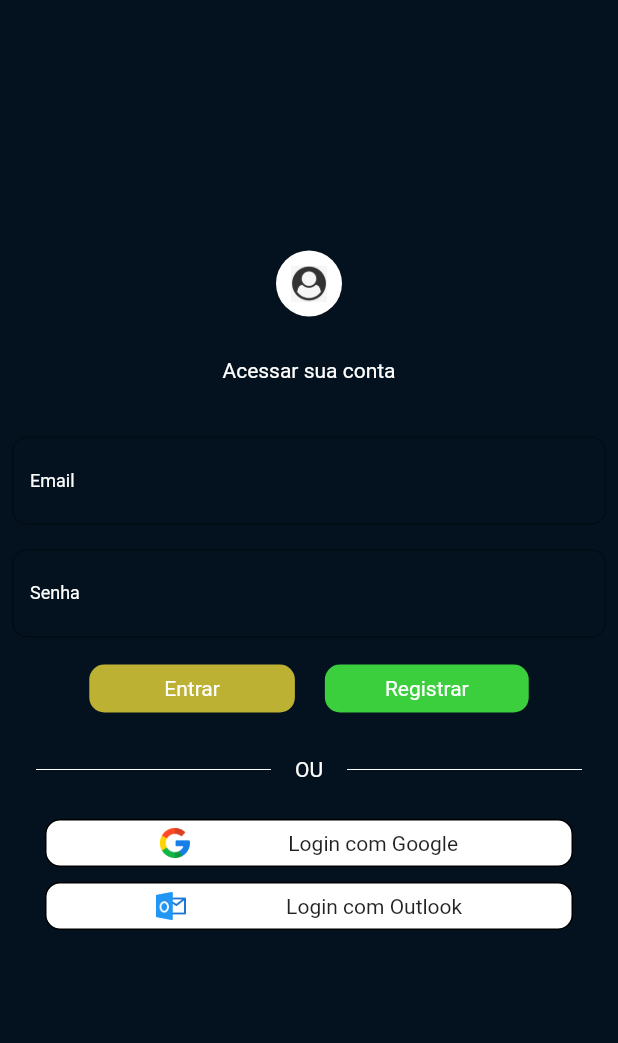
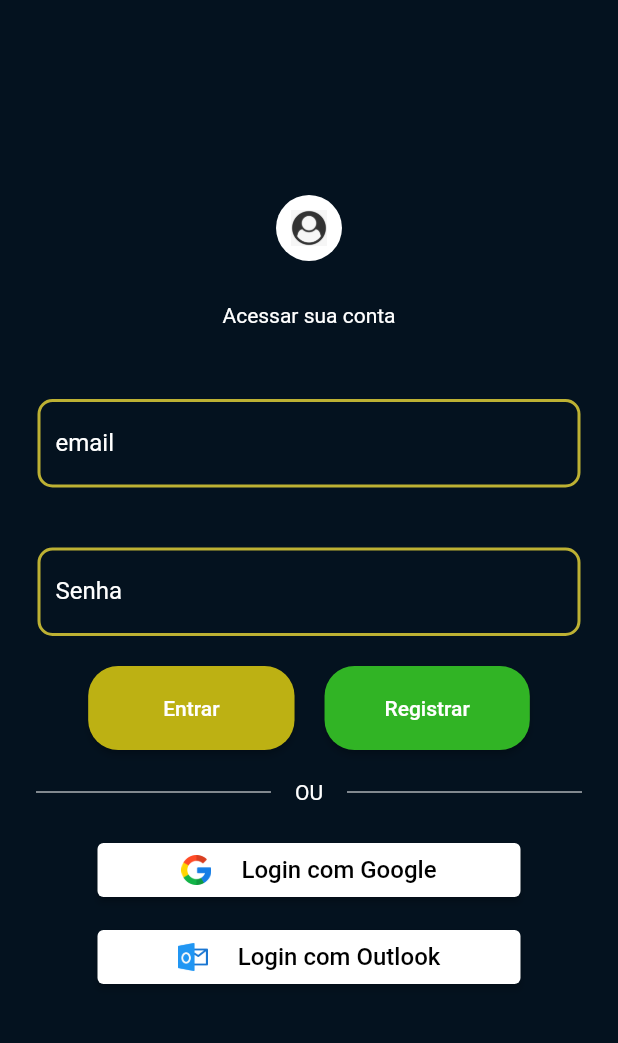
Before and after one commit to gierot/PI_5, a Flutter app: the screen it shows after launch, on a phone screen of 412 x 824 dp, the part 66-1109 px from its top. Run offline on Flutter 3.47's test engine with Material 2 defaults, Android fonts, the phone set to English and light mode, and no system bars; our stand-ins replace flutter_secure_storage, image_picker, youtube_player_flutter.

Commit message:
correções de layout e aplicações volume.3

```diff
--- a/app_vtr/lib/login.dart
+++ b/app_vtr/lib/login.dart
@@ -77,77 +77,94 @@ class _LoginPage extends State<LoginPage> {
                 style: TextStyle(color: Colors.white),
               ),
             ),
-            Padding(
-              padding: const EdgeInsets.symmetric(horizontal: 8, vertical: 8),
+            Container(
+              padding: const EdgeInsets.symmetric(vertical: 10),
+              margin: const EdgeInsets.symmetric(vertical: 10, horizontal: 25),
               child: TextFormField(
                   controller: login,
                   style: const TextStyle(color: Colors.white),
                   decoration: InputDecoration(
-                  border: OutlineInputBorder(
-                    borderSide: BorderSide(color: border_color),
-                    borderRadius: BorderRadius.circular(10),
-                  ),
-                  labelText: 'Email',
-                  labelStyle: const TextStyle(
-                    fontSize: 12.0,
-                    color: Colors.white, // define a cor do rótulo
+                    labelText: "email",
+                    labelStyle: const TextStyle(color: Colors.white),
+                    fillColor: const Color(0xFFbdb133),
+                    focusedBorder: OutlineInputBorder(
+                      borderRadius: BorderRadius.circular(10.0),
+                      borderSide: const BorderSide(
+                        color: Colors.blue,
                       ),
                     ),
+                    enabledBorder: OutlineInputBorder(
+                      borderRadius: BorderRadius.circular(10.0),
+                      borderSide: const BorderSide(
+                        color: Color(0xFFbdb133),
+                        width: 2.0,
                       ),
                     ),
-            Padding(
-              padding: const EdgeInsets.symmetric(horizontal: 8, vertical: 8),
+                  )),
+            ),
+            Container(
+              padding: const EdgeInsets.symmetric(vertical: 10),
+              margin: const EdgeInsets.symmetric(vertical: 10, horizontal: 25),
               child: TextFormField(
                   controller: password,
                   obscureText: true,
                   style: const TextStyle(color: Colors.white),
                   decoration: InputDecoration(
-                  border: OutlineInputBorder(
-                    borderSide: BorderSide(color: border_color),
-                    borderRadius: BorderRadius.circular(10),
-                  ),
-                  labelText: 'Senha',
-                  labelStyle: const TextStyle(
-                    fontSize: 12.0,
-                    color: Colors.white, // define a cor do rótulo
+                    labelText: "Senha",
+                    labelStyle: const TextStyle(color: Colors.white),
+                    fillColor: const Color(0xFFbdb133),
+                    focusedBorder: OutlineInputBorder(
+                      borderRadius: BorderRadius.circular(10.0),
+                      borderSide: const BorderSide(
+                        color: Colors.blue,
                       ),
                     ),
+                    enabledBorder: OutlineInputBorder(
+                      borderRadius: BorderRadius.circular(10.0),
+                      borderSide: const BorderSide(
+                        color: Color(0xFFbdb133),
+                        width: 2.0,
                       ),
                     ),
+                  )),
+            ),
             Row(mainAxisAlignment: MainAxisAlignment.center, children: [
-              GestureDetector(
-                onTap: () => verifyAccount(),
-                child: Container(
-                  margin: const EdgeInsets.all(10),
-                  padding:
-                      const EdgeInsets.symmetric(horizontal: 50, vertical: 8),
-                  decoration: BoxDecoration(
-                    borderRadius: BorderRadius.circular(10),
-                    color: const Color(0xFFbdb133),
+              ElevatedButton(
+                onPressed: () => verifyAccount(),
+                style: ButtonStyle(
+                  padding: MaterialStateProperty.all(
+                      const EdgeInsets.symmetric(vertical: 20, horizontal: 50)),
+                  backgroundColor: MaterialStateProperty.all(settings.getColor('color_font')),
+                  shape: MaterialStateProperty.all<RoundedRectangleBorder>(
+                    RoundedRectangleBorder(
+                      borderRadius: BorderRadius.circular(20), // Defina o raio desejado aqui
+                    ),
+                  ),
                 ),
                 child: const Text(
                   'Entrar',
                   style: TextStyle(color: Colors.white),
                 ),
               ),
+              const SizedBox(width: 20,),
+              ElevatedButton(
+                onPressed: () => Navigator.push(context,
+                    MaterialPageRoute(builder: (context) => const Register())),
+                style: ButtonStyle(
+                  padding: MaterialStateProperty.all(
+                      const EdgeInsets.symmetric(vertical: 20, horizontal: 40)),
+                  backgroundColor: MaterialStateProperty.all(settings.getColor('green_btn')),
+                  shape: MaterialStateProperty.all<RoundedRectangleBorder>(
+                    RoundedRectangleBorder(
+                      borderRadius: BorderRadius.circular(20), // Defina o raio desejado aqui
                     ),
-              GestureDetector(
-                onTap: () => Navigator.push(context,
-                    MaterialPageRoute(builder: (context) => const Register())),
-                child: Container(
-                  margin: const EdgeInsets.all(10),
-                  padding:
-                      const EdgeInsets.symmetric(horizontal: 40, vertical: 8),
-                  decoration: BoxDecoration(
-                    borderRadius: BorderRadius.circular(10),
-                    color: const Color(0xFF3BCF3E),
+                  ),
                 ),
                 child: const Text(
                   'Registrar',
                   style: TextStyle(color: Colors.white),
                 ),
               ),
-              )
             ]),
             Padding(
               padding: const EdgeInsets.symmetric(horizontal: 24, vertical: 20),
@@ -175,47 +192,55 @@ class _LoginPage extends State<LoginPage> {
                 ],
               ),
             ),
-            Container(
-              margin: const EdgeInsets.symmetric(vertical: 5, horizontal: 30),
-              padding: const EdgeInsets.symmetric(horizontal: 10, vertical: 5),
-              decoration: BoxDecoration(
-                border: Border.all(color: Colors.black),
-                borderRadius: BorderRadius.circular(10),
-                color: Colors.white,
+            ElevatedButton(
+              onPressed: () => '',
+              style: ButtonStyle(
+                backgroundColor: MaterialStateProperty.all(Colors.white),
               ),
+              child: SizedBox(
+                height: 20,
+                width: 250,
                 child: Row(
-                mainAxisAlignment: MainAxisAlignment.spaceEvenly,
+                  mainAxisAlignment: MainAxisAlignment.center,
                   children: [
                     Image.asset(
                       'imagens/google.png',
                       height: 20,
                       width: 20,
                     ),
-                  const Text('Login com Google', style: TextStyle(fontSize: 14))
+                    const SizedBox(width: 20),
+                    const Text(
+                      'Login com Google',
+                      style: TextStyle(fontSize: 16, color: Colors.black),
+                    ),
                   ],
                 ),
               ),
-            Container(
-              margin: const EdgeInsets.symmetric(vertical: 5, horizontal: 30),
-              padding: const EdgeInsets.symmetric(horizontal: 6, vertical: 5),
-              decoration: BoxDecoration(
-                border: Border.all(color: Colors.black),
-                borderRadius: BorderRadius.circular(10),
-                color: Colors.white,
             ),
+            const SizedBox(height: 10),
+            ElevatedButton(
+              onPressed: () => '',
+              style: ButtonStyle(
+                backgroundColor: MaterialStateProperty.all(Colors.white),
+              ),
+              child: SizedBox(
+                height: 20,
+                width: 250,
                 child: Row(
-                mainAxisAlignment: MainAxisAlignment.spaceEvenly,
+                  mainAxisAlignment: MainAxisAlignment.center,
                   children: [
                     Image.asset(
                       'imagens/outlook.png',
                       height: 20,
                       width: 20,
                     ),
+                    const SizedBox(width: 20),
                     const Text(
                       'Login com Outlook',
-                    style: TextStyle(fontSize: 14),
+                      style: TextStyle(fontSize: 16, color: Colors.black),
                     )
                   ],
+                ),
               ),
             ),
           ],
--- a/app_vtr/lib/perfil/perfil.dart
+++ b/app_vtr/lib/perfil/perfil.dart
@@ -95,13 +95,13 @@ class Perfil_user extends State<MyPerfil> {
                     MaterialPageRoute(builder: (context) => const Home(1))),
                 style: ButtonStyle(
                   padding: const MaterialStatePropertyAll(
-                      EdgeInsets.symmetric(vertical: 30, horizontal: 35)),
+                      EdgeInsets.symmetric(vertical: 25, horizontal: 35)),
                   backgroundColor:
                       MaterialStatePropertyAll(settings.getColor('green_btn')),
                 ),
                 child: const Text(
                   'Meus produtos',
-                  style: TextStyle(color: Colors.white),
+                  style: TextStyle(color: Colors.white, fontSize: 16),
                 ),
               ),
               ElevatedButton(
@@ -111,29 +111,31 @@ class Perfil_user extends State<MyPerfil> {
                         builder: (context) => EditPerfil(name, number, email))),
                 style: ButtonStyle(
                   padding: const MaterialStatePropertyAll(
-                      EdgeInsets.symmetric(vertical: 30, horizontal: 40)),
+                      EdgeInsets.symmetric(vertical: 25, horizontal: 40)),
                   backgroundColor:
                       MaterialStatePropertyAll(settings.getColor('green_btn')),
                 ),
                 child: const Text(
                   'Editar perfil',
-                  style: TextStyle(color: Colors.white),
+                  style: TextStyle(color: Colors.white, fontSize: 16),
                 ),
               ),
             ],
           ),
-          Container(
-              decoration: BoxDecoration(
-                  borderRadius: BorderRadius.circular(10), color: Colors.red),
-              padding: const EdgeInsets.symmetric(vertical: 10, horizontal: 75),
-              margin: const EdgeInsets.symmetric(vertical: 10),
-              child: GestureDetector(
-                onTap: () => logout(),
-                child: const Text(
-                  'Sair',
-                  style: TextStyle(color: Colors.white),
-                ),
-              )),
+          const SizedBox(height: 10),
+          ElevatedButton(
+            onPressed: () => logout(),
+            style: const ButtonStyle(
+              padding:  MaterialStatePropertyAll(
+                  EdgeInsets.symmetric(vertical: 25, horizontal: 60)),
+              backgroundColor:
+                  MaterialStatePropertyAll(Colors.red),
+            ),
+            child: const Text(
+              'Sair',
+              style: TextStyle(color: Colors.white, fontSize: 16),
+            ),
+          ),
         ],
       )),
       bottomNavigationBar: BottomAppBar(
```
Lines whose indentation alone changed are shown as unchanged.
